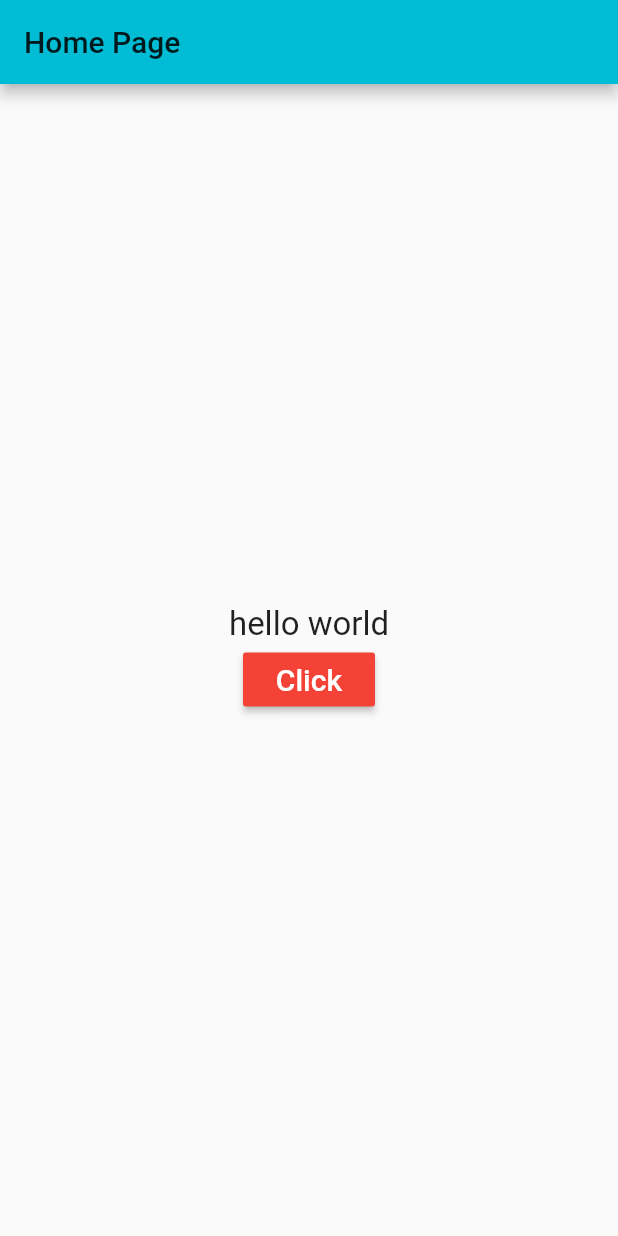
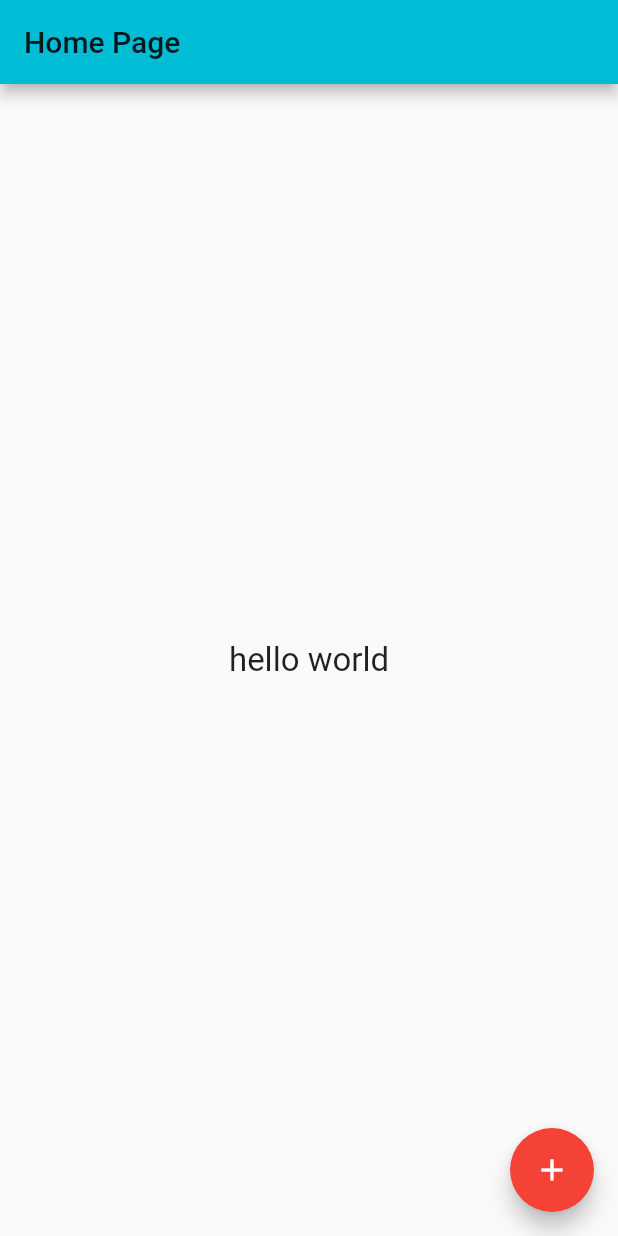
Before and after one commit to ami9901/Hello-World, a Flutter app: the screen it shows after launch, on a phone screen of 412 x 824 dp. Run offline on Flutter 3.47's test engine with Material 2 defaults, Android fonts, the phone set to English and light mode, and no system bars.

Commit message:
implemented floating action button

```diff
--- a/lib/main.dart
+++ b/lib/main.dart
@@ -50,13 +50,13 @@ class _HomePageState extends State<HomePage> {
                 fontSize: 22.0,
               ),
             ),
-            new RaisedButton(
+            /*new RaisedButton(
                 child: new Text(
                   "Click",
                   style: TextStyle(color: Colors.white, fontSize: 20.0),
                 ),
                 onPressed: _changeText,
-                color: Colors.red)
+                color: Colors.red)*/
           ],
         ),
       ),
@@ -70,6 +70,9 @@ class _HomePageState extends State<HomePage> {
         title: new Text("Home Page"),
       ),
       body: _bodyWidget(),
+      floatingActionButton: FloatingActionButton(
+          child: new Icon(Icons.add),
+          onPressed: _changeText),
     );
   }
 }
```
